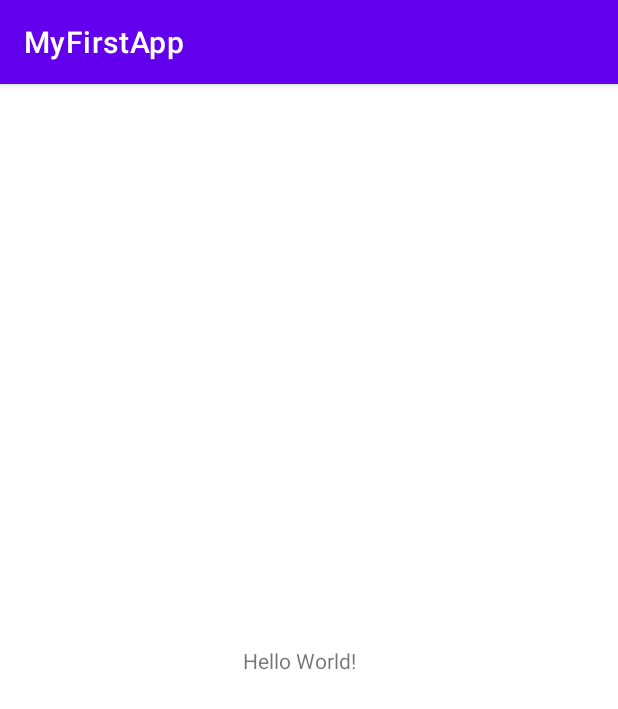
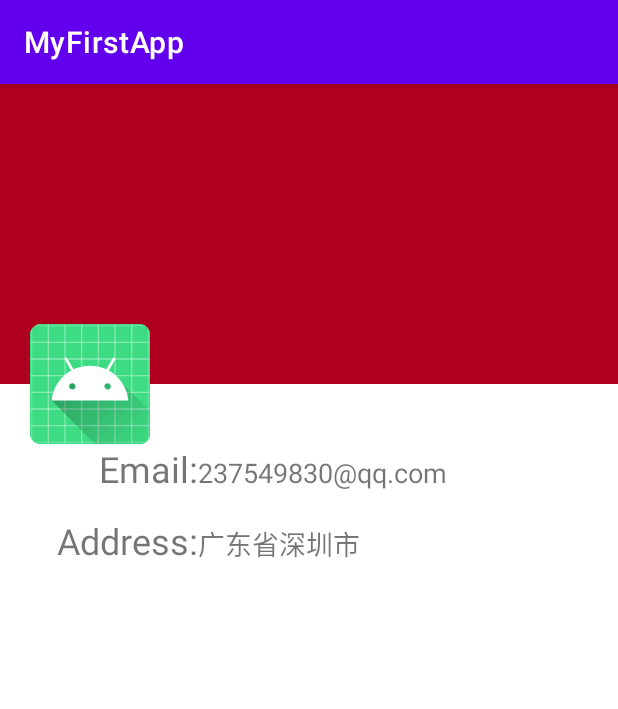
Before and after one commit to zhoujian521/AndroidDemo, an Android app: the screen it shows after launch (MainActivity), on a phone screen of 412 x 824 dp. Shown: the top 709 px of the screen. Run offline under Robolectric (Android 15) with nearby library versions, the phone set to English and light mode, and no system bars.

Commit message:
guideline、文字对齐、chain链、居中偏移 布局

```diff
--- a/app/src/main/res/layout/activity_main.xml
+++ b/app/src/main/res/layout/activity_main.xml
@@ -5,13 +5,69 @@
     android:layout_width="match_parent"
     android:layout_height="match_parent"
     tools:context=".MainActivity">
+
+    <ImageView
+        android:id="@+id/top_bg_img"
+        android:layout_width="match_parent"
+        android:layout_height="200dp"
+        android:background="@color/design_default_color_error"
+        app:layout_constraintTop_toTopOf="parent" />
+
+    <ImageView
+        android:id="@+id/top_header_img"
+        android:layout_width="80dp"
+        android:layout_height="0dp"
+        android:layout_marginLeft="20dp"
+        android:background="@mipmap/ic_launcher"
+        app:layout_constraintBottom_toBottomOf="@+id/top_bg_img"
+        app:layout_constraintDimensionRatio="1"
+        app:layout_constraintStart_toStartOf="parent"
+        app:layout_constraintTop_toBottomOf="@+id/top_bg_img" />
+
+    <androidx.constraintlayout.widget.Guideline
+        android:id="@+id/guideline"
+        android:layout_width="wrap_content"
+        android:layout_height="wrap_content"
+        android:orientation="vertical"
+        app:layout_constraintGuide_percent="0.32"
+        app:layout_constraintVertical_bias="0.4" />
+
+    <TextView
+        android:id="@+id/tv_mail"
+        android:layout_width="wrap_content"
+        android:layout_height="wrap_content"
+        android:text="Email:"
+        android:textSize="24sp"
+        app:layout_constraintBottom_toTopOf="@id/tv_address"
+        app:layout_constraintEnd_toStartOf="@id/guideline"
+        app:layout_constraintTop_toBottomOf="@id/top_header_img" />
+
     <TextView
         android:id="@+id/textView"
-        android:layout_width="88dp"
-        android:layout_height="19dp"
-        android:text="Hello World!"
-        app:layout_constraintBottom_toBottomOf="parent"
-        app:layout_constraintLeft_toLeftOf="parent"
-        app:layout_constraintRight_toRightOf="parent"
-        app:layout_constraintTop_toTopOf="parent" />
+        android:layout_width="wrap_content"
+        android:layout_height="wrap_content"
+        android:text="237549830@qq.com"
+        android:textSize="18sp"
+        app:layout_constraintBaseline_toBaselineOf="@id/tv_mail"
+        app:layout_constraintStart_toEndOf="@id/guideline" />
+
+    <TextView
+        android:id="@+id/tv_address"
+        android:layout_width="wrap_content"
+        android:layout_height="wrap_content"
+        android:layout_marginTop="15dp"
+        android:text="Address:"
+        android:textSize="24sp"
+        app:layout_constraintEnd_toStartOf="@id/guideline"
+        app:layout_constraintTop_toBottomOf="@id/tv_mail" />
+
+    <TextView
+        android:id="@+id/textView2"
+        android:layout_width="wrap_content"
+        android:layout_height="wrap_content"
+        android:text="广东省深圳市"
+        android:textSize="18sp"
+        app:layout_constraintBaseline_toBaselineOf="@id/tv_address"
+        app:layout_constraintStart_toEndOf="@id/guideline" />
+
 </androidx.constraintlayout.widget.ConstraintLayout>
```
Also changed, not shown: gradle/wrapper/gradle-wrapper.properties, 1 other file.
